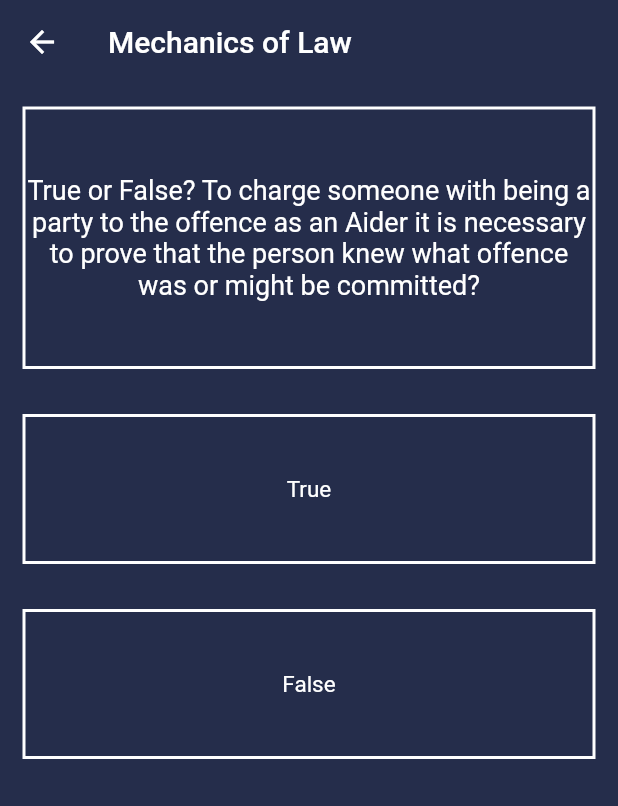
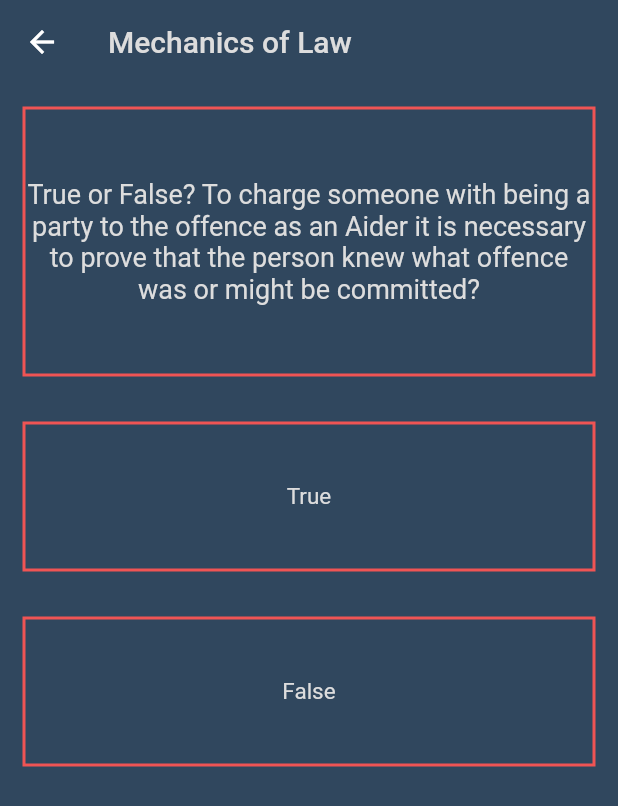
Before and after one commit to mattybbbbs/Detetective-Trainer, a Flutter app: the screen it shows after launch, after a tap on "Mechanics of Law", on a phone screen of 412 x 824 dp. Shown: the top 806 px of the screen. Run offline on Flutter 3.47's test engine with Material 2 defaults, Android fonts, the phone set to English and light mode, and no system bars; our stand-ins replace google_fonts.

Commit message:
snack bug fixed and limit questions to 10

```diff
--- a/lib/homescreen.dart
+++ b/lib/homescreen.dart
@@ -19,7 +19,12 @@ import 'package:google_fonts/google_fonts.dart';
 
 
 
-class HomeScreen extends StatelessWidget {
+class HomeScreen extends StatefulWidget {
+  @override
+  _HomeScreenState createState() => _HomeScreenState();
+}
+
+class _HomeScreenState extends State<HomeScreen> {
   @override
   Widget build(BuildContext context) {
     return MaterialApp(
@@ -68,11 +73,20 @@ class HomeScreen extends StatelessWidget {
                       padding: const EdgeInsets.all(15.0),
                       child: GestureDetector(
                         onTap: () {
+                          setState(() {
+                            questionNumber = 0;
+
+                          score = 0;
+                          incidentQuizBrain.incidentShuffle();
                           Navigator.push(context,
                               MaterialPageRoute(builder: (context) => Incident()));
-                          questionNumber = 0;
-                          score = 0;
-                          incidentQuizBrain.incidentShuffle();
+                          });
+                          // questionNumber = 0;
+                          // score = 0;
+                          // incidentQuizBrain.incidentShuffle();
+                          // Navigator.push(context,
+                          //     MaterialPageRoute(builder: (context) => Incident()));
+
                         },
                         child: Container(
                           decoration: BoxDecoration(
@@ -113,11 +127,20 @@ class HomeScreen extends StatelessWidget {
                       padding: const EdgeInsets.all(15.0),
                       child: GestureDetector(
                         onTap: () {
+                          setState(() {
+                            questionNumber = 0;
+
+                          score = 0;
+                          mechanicsQuizBrain.mechanicsShuffle();
                           Navigator.push(context,
                               MaterialPageRoute(builder: (context) => Mechanics()));
-                          questionNumber = 0;
-                          score = 0;
-                          mechanicsQuizBrain.mechanicsShuffle();
+                          });
+                          // questionNumber = 0;
+                          // score = 0;
+                          // mechanicsQuizBrain.mechanicsShuffle();
+                          // Navigator.push(context,
+                          //     MaterialPageRoute(builder: (context) => Mechanics()));
+
                         },
                         child: Container(
                           decoration: BoxDecoration(
--- a/lib/main.dart
+++ b/lib/main.dart
@@ -2,7 +2,43 @@
 import 'package:flutter/material.dart';
 import 'homescreen.dart';
 
-void main() => runApp(MyApp());
+void main() => runApp(
+  RestartWidget(
+    child:
+  MyApp(),
+  ),
+  );
+
+  class RestartWidget extends StatefulWidget {
+  RestartWidget({this.child});
+
+  final Widget child;
+
+  static void restartApp(BuildContext context) {
+    context.findAncestorStateOfType<_RestartWidgetState>().restartApp();
+  }
+
+  @override
+  _RestartWidgetState createState() => _RestartWidgetState();
+}
+
+class _RestartWidgetState extends State<RestartWidget> {
+  Key key = UniqueKey();
+
+  void restartApp() {
+    setState(() {
+      key = UniqueKey();
+    });
+  }
+
+  @override
+  Widget build(BuildContext context) {
+    return KeyedSubtree(
+      key: key,
+      child: widget.child,
+    );
+  }
+}
 
 final GlobalKey<NavigatorState> navigatorKey = GlobalKey<NavigatorState>();
 
--- a/lib/mechanics/mechanicsQuestions.dart
+++ b/lib/mechanics/mechanicsQuestions.dart
@@ -14,8 +14,11 @@ class _MechanicsState extends State<Mechanics> {
   Widget build(BuildContext context) {
     return Scaffold(
       appBar: AppBar(
-        backgroundColor: Color.fromRGBO(37, 45, 75, 1.0),
-        title: Text('Mechanics of Law'),
+        backgroundColor: Color.fromRGBO(48, 71, 94, 1.0),
+        title: Text('Mechanics of Law',
+        style: TextStyle(
+          color: Color.fromRGBO(221, 221, 221, 1.0)
+        ),),
         elevation: 0.0,
         //ToDo: Add pic and hero animation
       ),
@@ -23,9 +26,9 @@ class _MechanicsState extends State<Mechanics> {
         child: Container(
           decoration: BoxDecoration(
               color: Color.fromRGBO(
-            37,
-            45,
-            75,
+            48,
+            71,
+            94,
             1.0,
           )),
           child: ListView(
@@ -33,10 +36,10 @@ class _MechanicsState extends State<Mechanics> {
             children: [
               Container(
                 margin: EdgeInsets.all(15.0),
-                height: 175.0,
+                height: 180.0,
                 decoration: BoxDecoration(
                   border: Border.all(
-                    color: Colors.white,
+                    color: Color.fromRGBO(240, 84, 84, 1.0),
                     style: BorderStyle.solid,
                     width: 2.0,
                   ),
@@ -47,7 +50,7 @@ class _MechanicsState extends State<Mechanics> {
                     textAlign: TextAlign.center,
                     style: TextStyle(
                       fontSize: 18.0,
-                      color: Colors.white,
+                      color: Color.fromRGBO(221, 221, 221, 1.0),
                     ),
                   ),
                 ),
@@ -58,7 +61,7 @@ class _MechanicsState extends State<Mechanics> {
                     mechanicsQuizBrain.pickedOne();
                     mechanicsQuizBrain.checkAnswer();
                     mechanicsQuizBrain.nextQuestion();
-                    if (questionNumber < mechanicsQuizBrain.magicNumber()) {
+                    if (questionNumber < 8) {
                       ScaffoldMessenger.of(context).showSnackBar(SnackBar(content: Row(children: [
                         Padding(
                           padding: const EdgeInsets.all(8.0),
@@ -74,7 +77,7 @@ class _MechanicsState extends State<Mechanics> {
                   margin: EdgeInsets.all(15.0),
                   decoration: BoxDecoration(
                       border: Border.all(
-                    color: Colors.white,
+                    color: Color.fromRGBO(240, 84, 84, 1.0),
                     style: BorderStyle.solid,
                     width: 2.0,
                   )),
@@ -84,7 +87,7 @@ class _MechanicsState extends State<Mechanics> {
                         Text(mechanicsQuizBrain.getWrongAnswers()[0].toString(),
                             style: TextStyle(
                               fontSize: 15.0,
-                              color: Colors.white,
+                              color: Color.fromRGBO(221, 221, 221, 1.0),
                             )),
                   ),
                 ),
@@ -95,7 +98,7 @@ class _MechanicsState extends State<Mechanics> {
                     mechanicsQuizBrain.pickedTwo();
                     mechanicsQuizBrain.checkAnswer();
                     mechanicsQuizBrain.nextQuestion();
-                    if (questionNumber < mechanicsQuizBrain.magicNumber()) {
+                    if (questionNumber < 8) {
                       ScaffoldMessenger.of(context).showSnackBar(SnackBar(content: Row(children: [
                         Padding(
                           padding: const EdgeInsets.all(8.0),
@@ -111,7 +114,7 @@ class _MechanicsState extends State<Mechanics> {
                   margin: EdgeInsets.all(15.0),
                   decoration: BoxDecoration(
                       border: Border.all(
-                    color: Colors.white,
+                    color: Color.fromRGBO(240, 84, 84, 1.0),
                     style: BorderStyle.solid,
                     width: 2.0,
                   )),
@@ -119,9 +122,10 @@ class _MechanicsState extends State<Mechanics> {
                   child: Center(
                     child: Text(
                       mechanicsQuizBrain.getWrongAnswers()[1].toString(),
+                      textAlign: TextAlign.center,
                       style: TextStyle(
                         fontSize: 15.0,
-                        color: Colors.white,
+                        color: Color.fromRGBO(221, 221, 221, 1.0),
                       ),
                     ),
                   ),
@@ -133,7 +137,7 @@ class _MechanicsState extends State<Mechanics> {
                     mechanicsQuizBrain.pickedThree();
                     mechanicsQuizBrain.checkAnswer();
                     mechanicsQuizBrain.nextQuestion();
-                    if (questionNumber < mechanicsQuizBrain.magicNumber()) {
+                    if (questionNumber < 8) {
                       ScaffoldMessenger.of(context).showSnackBar(SnackBar(content: Row(children: [
                         Padding(
                           padding: const EdgeInsets.all(8.0),
@@ -152,7 +156,7 @@ class _MechanicsState extends State<Mechanics> {
                   margin: EdgeInsets.all(15.0),
                   decoration: BoxDecoration(
                       border: Border.all(
-                    color: Colors.white,
+                    color: Color.fromRGBO(240, 84, 84, 1.0),
                     style: BorderStyle.solid,
                     width: 2.0,
                   )),
@@ -163,7 +167,7 @@ class _MechanicsState extends State<Mechanics> {
                       textAlign: TextAlign.center,
                       style: TextStyle(
                         fontSize: 15.0,
-                        color: Colors.white,
+                        color: Color.fromRGBO(221, 221, 221, 1.0),
                       ),
                     ),
                   ),
```
Also changed, not shown: lib/globals.dart (+8 -2 lines), lib/incidentManagement/incidentManagementQuestionBank.dart (+6 -11 lines), lib/incidentManagement/incidentManagementQuestions.dart (+4 -5 lines), lib/mechanics/mechanicsQuestionBank.dart (+9 -11 lines), lib/results.dart (+10 -8 lines), 1 other file.
